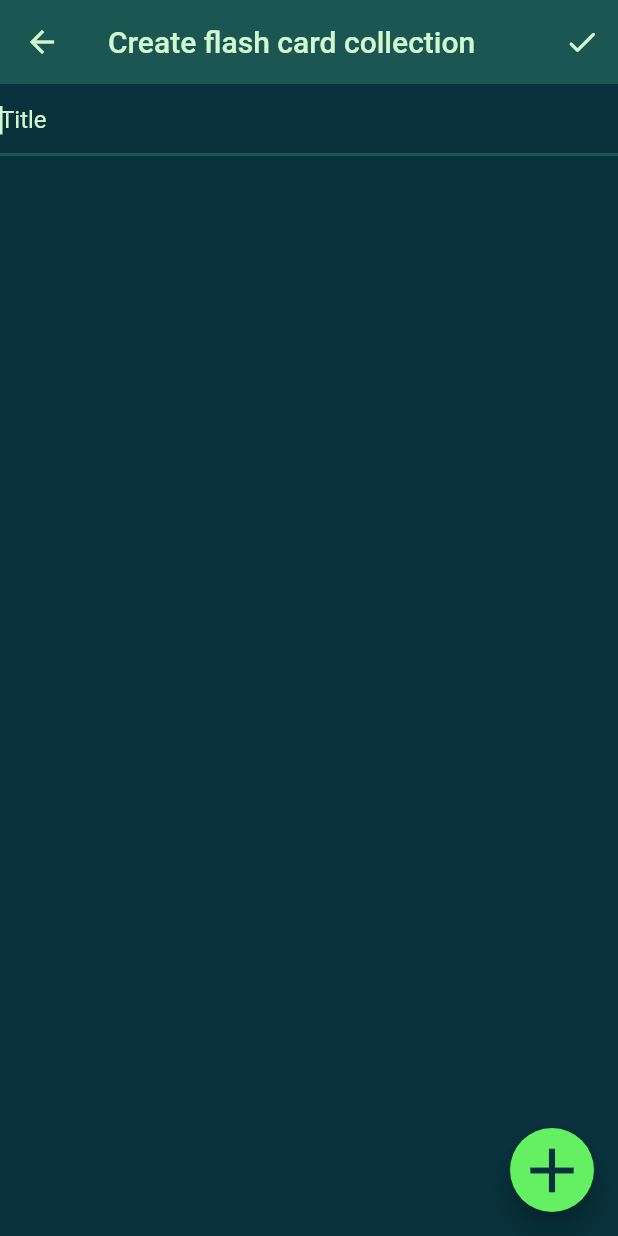
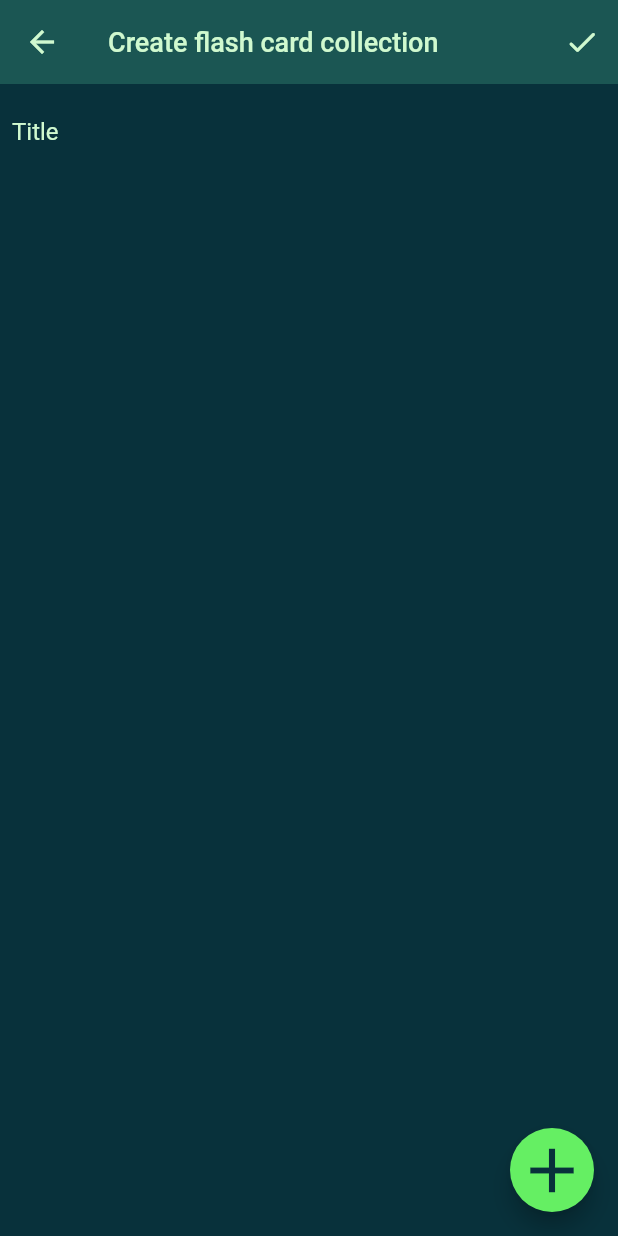
Before and after one commit to Desu1243/Fisher, a Flutter app: the screen it shows after launch, after a tap on the "add circle" icon, on a phone screen of 412 x 824 dp. Run offline on Flutter 3.47's test engine with Material 2 defaults, Android fonts, the phone set to English and light mode, and no system bars; our stand-ins replace flutter_spinkit; statements that could not run were skipped.

Commit message:
learning page + not working form

```diff
--- a/lib/pages/create.dart
+++ b/lib/pages/create.dart
@@ -17,23 +17,27 @@ class _CreatePageState extends State<CreatePage> {
       listOfFields.add(TextFormField(controller: fieldController));
     });*/
 
+  List<FlashCard> listOfFields = List<FlashCard>.empty();
+
   TextEditingController titleController = TextEditingController();
 
-  void addFormField() {
-
-  }
+  void addFormField() {}
 
   @override
   Widget build(BuildContext context) {
     ColorScheme theme = Theme.of(context).colorScheme;
+    //List<FlashCard> listOfFields;
 
-    final formKey = GlobalKey<FormState>();
+    //final formKey = GlobalKey<FormState>();
 
     return Scaffold(
       backgroundColor: theme.background,
       appBar: AppBar(
         foregroundColor: theme.secondary,
-        title: const Text('Create flash card collection'),
+        title: const Text(
+          'Create flash card collection',
+          style: TextStyle(fontSize: 18),
+        ),
         elevation: 0,
         actions: [
           IconButton(onPressed: () {}, icon: const Icon(Icons.done_rounded))
@@ -41,28 +45,39 @@ class _CreatePageState extends State<CreatePage> {
       ),
       floatingActionButton: FloatingActionButton(
         backgroundColor: theme.surface,
-        onPressed: () => {},
+        onPressed: () => {
+            listOfFields.add(FlashCard(term: "", definition: "")),
+          setState(() {
+          })
+        },
+
         child: Icon(Icons.add, size: 50, color: theme.background),
       ),
       body: SafeArea(
         child: Column(
           children: [
             Container(
+                padding: const EdgeInsets.all(8),
                 child: TextFormField(
                   controller: titleController,
-                autofocus: true,
+                  autofocus: false,
                   cursorColor: theme.secondary,
                   style: TextStyle(color: theme.secondary),
                   decoration: InputDecoration(
                     focusColor: theme.secondary,
                     hintText: "Title",
                     hintStyle: TextStyle(color: theme.secondary),
-
                   ),
-              )
-            ),
+                )),
             Container(
               color: theme.primary,
+              child: ListView.builder(
+                itemCount: listOfFields.length,
+                scrollDirection: Axis.vertical,
+                shrinkWrap: true,
+                itemBuilder: (context, index) =>
+                    FlashCard(term: "", definition: "").formField(theme),
+              ),
             )
           ],
         ),
--- a/lib/services/Collections.dart
+++ b/lib/services/Collections.dart
@@ -11,10 +11,17 @@ class Collections{
         FlashCardCollection(title: 'Programming', collection: [
           FlashCard(term: 'programming', definition: 'making electrons do math'),
           FlashCard(term: 'react native', definition: "something I don't use"),
+          FlashCard(term: 'placeholder_term', definition: "placeholder_def"),
+          FlashCard(term: 'placeholder_term', definition: "placeholder_def"),
+          FlashCard(term: 'placeholder_term', definition: "placeholder_def"),
+
         ]),
         FlashCardCollection(title: 'Homework', collection: [
           FlashCard(term: 'nuclear warhead', definition: 'funny thing that is in my basement'),
           FlashCard(term: 'apocalypse', definition: "future"),
+          FlashCard(term: 'placeholder_term', definition: "placeholder_def"),
+          FlashCard(term: 'placeholder_term', definition: "placeholder_def"),
+          FlashCard(term: 'placeholder_term', definition: "placeholder_def"),
         ]),
 
       ];
```
Also changed, not shown: lib/models/FlashCard.dart (+24 -0 lines), lib/pages/cards.dart (+21 -8 lines), lib/pages/learn.dart (+86 -2 lines). Lines whose indentation alone changed are shown as unchanged.
